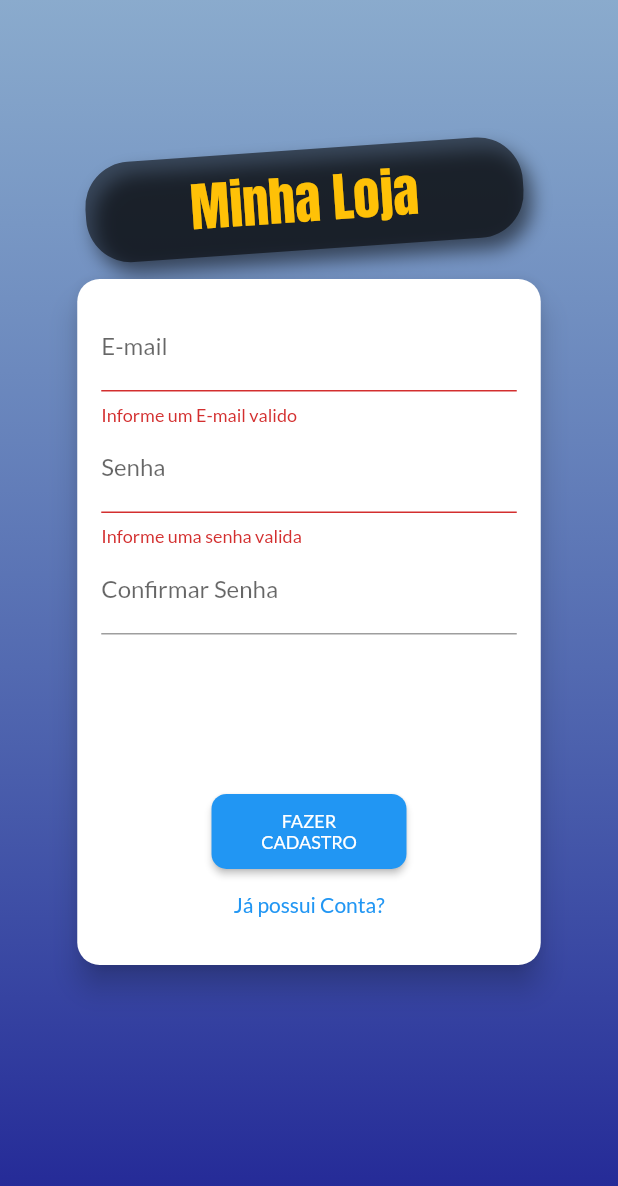
After one commit to gabrielschut/Praticas_Flutter, a Flutter app: the screen it shows after launch, after a tap on "ENTRAR", after a tap on "Criar conta?", on a phone screen of 412 x 824 dp. The commit adds this screen. Shown: the top 1186 px of the screen. Run offline on Flutter 3.47's test engine with Material 2 defaults, Android fonts, the phone set to English and light mode, and no system bars; our stand-ins replace shared_preferences; network calls fail.

Commit message:
Adicionando autenticação em loja_exemplo
Ficou um erro na parte de autenticação com o firebase, infelizmente não consegui identificar se foi pela versão utilizada pelo professor ser anterior a que usei ou falha em alguma lógica.

```diff
--- /dev/null
+++ b/Projetos Flutter/loja_exemplo/lib/exceptions/firebase_exception.dart
@@ -0,0 +1,25 @@
+class AuthException {
+
+  static const Map<String, String> errors ={
+    "EMAIL_EXISTS":"Email já cadastrado",
+    "OPERATION_NOT_ALLOWED" :"Operação negada",
+    "TOO_MANY_ATTEMPTS_TRY_LATER" :"Excedeu o número de tentativas, tente mais tarde",
+    "EMAIL_NOT_FOUND" :"E-mail não cadastrado",
+    "INVALID_PASSWORD" :"Senha inconrreta",
+    "USER_DISABLED" :"Usuário desabilitado",
+  };
+
+  final String key;
+
+  const AuthException(this.key);
+
+  @override
+  String toString() {
+    if(errors.containsKey(key)){
+      return errors[key];
+    }else{
+      print(errors.hashCode);
+      return "Erro na autenticação";
+    }
+  }
+}
--- a/Projetos Flutter/loja_exemplo/lib/main.dart
+++ b/Projetos Flutter/loja_exemplo/lib/main.dart
@@ -1,13 +1,14 @@
 import 'package:flutter/material.dart';
 
-import 'package:provider/provider.dart';
-
+import 'package:loja_exemplo/providers/auth.dart';
 import 'package:loja_exemplo/providers/cart.dart';
 import 'package:loja_exemplo/providers/orders.dart';
 import 'package:loja_exemplo/providers/product.dart';
 
 import 'package:loja_exemplo/utils/app_routes.dart';
 
+import 'package:loja_exemplo/views/auth_home_screnn.dart';
+import 'package:loja_exemplo/views/auth_screnn.dart';
 import 'package:loja_exemplo/views/cart_screnn.dart';
 import 'package:loja_exemplo/views/orders_scenn.dart';
 import 'package:loja_exemplo/views/product_detail_screnn.dart';
@@ -15,7 +16,7 @@ import 'package:loja_exemplo/views/product_form_screnn.dart';
 import 'package:loja_exemplo/views/product_screnn.dart';
 import 'package:loja_exemplo/views/products_overview_screen.dart';
 
-import 'views/products_overview_screen.dart';
+import 'package:provider/provider.dart';
 
 void main() => runApp(MyApp());
 
@@ -25,13 +26,26 @@ class MyApp extends StatelessWidget {
     return MultiProvider(
       providers: [
         ChangeNotifierProvider(
+          create: (_) => Auth(),
+        ),
+        ChangeNotifierProxyProvider<Auth, Products>(
+          update: (context, auth, previousProducts) => Products(
+            auth.token,
+            previousProducts.items,
+            auth.userId,
+          ),
           create: (_) => Products(),
         ),
         ChangeNotifierProvider(
           create: (_) => Cart(),
         ),
-        ChangeNotifierProvider(
+        ChangeNotifierProxyProvider<Auth, Orders>(
           create: (_) => Orders(),
+          update: (ctx, auth, previousOrders) => Orders(
+            auth.token,
+            previousOrders.items,
+            auth.userId,
+          ),
         ),
       ],
       child: MaterialApp(
@@ -41,7 +55,7 @@ class MyApp extends StatelessWidget {
           accentColor: Colors.amber,
           fontFamily: 'Lato',
         ),
-        home: ProdutsOverviweScrenn(),
+        home: AuthOrHomeScrenn(),
         debugShowCheckedModeBanner: false,
         routes: {
           AppRoutes.PRODUCT_DETAIL: (ctx) => ProductDetailScrenn(),
@@ -49,6 +63,8 @@ class MyApp extends StatelessWidget {
           AppRoutes.ORDERS: (ctx) => OrdersScrenn(),
           AppRoutes.PRODUCTS: (ctx) => ProductScenn(),
           AppRoutes.PRODUCTFORM: (ctx) => ProductFormScreen(),
+          AppRoutes.PRODUCT_OVERVIEW: (ctx) => ProdutsOverviewScrenn(),
+          AppRoutes.AUTHSCRENN: (ctx) => AuthScrenn(),
         },
       ),
     );
--- /dev/null
+++ b/Projetos Flutter/loja_exemplo/lib/providers/auth.dart
@@ -0,0 +1,122 @@
+import 'dart:convert';
+import 'dart:async';
+
+import 'package:flutter/material.dart';
+import 'package:http/http.dart' as http;
+import 'package:loja_exemplo/data/store.dart';
+import 'package:loja_exemplo/exceptions/firebase_exception.dart';
+
+class Auth with ChangeNotifier{
+  String _token;
+  String _userId;
+  DateTime _expiryDate;
+  Timer logoutTimer;
+  Store store;
+
+  bool get isAuth{
+    return token != null;
+  }
+
+  String get userId{
+    return isAuth
+        ? _userId
+        : null;
+  }
+
+  String get token{
+    if(_token != null && _expiryDate != null
+        && _expiryDate.isAfter(DateTime.now())){
+      return _token;
+    }
+    return null;
+  }
+
+  Future<void> _authenticate(String email, String password, String urlSegment)async{
+   String url = urlSegment+' ';
+   //coloque a chave da sua apliação firebase no espaço vazio
+     final response = await  http.post(
+         url,
+         body:jsonEncode({
+           'email' : email,
+           'password': password,
+           'returnSecureToken' : true,
+         })
+     );
+      final responseBody = jsonDecode(response.body);
+      print(responseBody);
+      if(responseBody["error"] != null){
+        throw AuthException(responseBody['error']['message']);
+      }else{
+        _token = responseBody["idToken"];
+        _userId = responseBody["localId"];
+        _expiryDate = DateTime.now().add(
+          Duration(
+            seconds: int.parse(responseBody["expiresIn"]),
+          ),
+        );
+
+        store.saveMap('userData', {
+          "token" : _token,
+          "userId" : _userId,
+          "expiryDate": _expiryDate.toIso8601String(),
+        });
+
+        _autoLogout();
+        notifyListeners();
+      }
+
+     return Future.value();
+  }
+
+  Future<void> signup(String email, String password) async {
+      return _authenticate(email, password, "https://identitytoolkit.googleapis.com/v1/accounts:signUp?key=");
+  }
+
+  Future<void> login(String email, String password) async {
+    return _authenticate(email, password, "https://identitytoolkit.googleapis.com/v1/accounts:signInWithPassword?key=");
+  }
+
+  Future<void> tryAutoLogin() async {
+    if(isAuth){
+      return Future.value();
+    }
+    final userData = await store.getMap('userData');
+    if(userData == null){
+      return Future.value();
+    }
+
+    final expiryDate = DateTime.parse(userData["expiryDate"]);
+    if(expiryDate.isBefore(DateTime.now())){
+      return Future.value();
+    }
+    _userId = userData["userId"];
+    _token = userData["token"];
+    _expiryDate = expiryDate;
+
+    _autoLogout();
+    notifyListeners();
+    return Future.value();
+
+  }
+
+  void logout(){
+    _token =null;
+    _userId = null;
+    _expiryDate =null;
+    if(logoutTimer != null) {
+      logoutTimer.cancel();
+      logoutTimer = null;
+    }
+    Store.remove('userData');
+    notifyListeners();
+  }
+
+  void _autoLogout(){
+    if(logoutTimer != null){
+      logoutTimer.cancel();
+    }
+    final timeToLogout = _expiryDate.difference(DateTime.now()).inSeconds;
+    logoutTimer =Timer(Duration(seconds: timeToLogout),logout);
+  }
+
+}
--- a/Projetos Flutter/loja_exemplo/lib/providers/orders.dart
+++ b/Projetos Flutter/loja_exemplo/lib/providers/orders.dart
@@ -20,10 +20,15 @@ class Order {
   });
 }
 
-String _baseUrl = '${Constants.BASE_API_URL}/orders';
+
 
 class Orders with ChangeNotifier {
   List<Order> _items = [];
+  String _baseUrl = '${Constants.BASE_API_URL}/orders';
+  String _token;
+  String _userId;
+
+  Orders([this._token, this._items = const [], this._userId]);
 
   List<Order> get items {
     return [..._items];
@@ -36,7 +41,7 @@ class Orders with ChangeNotifier {
   Future<void> loadOrders() async{
 
     List<Order> loadedItens = [];
-    final response = await http.get("$_baseUrl.json");
+    final response = await http.get("$_baseUrl/$_userId.json?auth=$_token");
     Map<String , dynamic> data = jsonDecode((response.body));
     if(data != null){
       data.forEach((orderId, orderData) {
@@ -68,7 +73,7 @@ class Orders with ChangeNotifier {
     final date = DateTime.now();
     DateFormat.YEAR_MONTH_DAY;
     final response = await http.post(
-      "$_baseUrl.json",
+      "$_baseUrl/$_userId.json?auth=$_token",
       body: jsonEncode({
         'total' : cart.totalAmount,
         'date' : date.toIso8601String(),
--- a/Projetos Flutter/loja_exemplo/lib/providers/product_provider.dart
+++ /dev/null
@@ -1,33 +0,0 @@
-
-import 'package:flutter/material.dart';
-import 'package:loja_exemplo/providers/product.dart';
-import 'package:loja_exemplo/data/dummy_data.dart';
-
-class Products with ChangeNotifier{
-  List<Product> _items = DUMMY_PRODUCTS;
-
-  List<Product> get items => [..._items];
-
-  List<Product> get favoriteItems{
-   return items.where((prod) => prod.isFavorite).toList();
-  }
-
-
-  void addProduct(Product product){
-    _items.add(product);
-    notifyListeners();
-  }
-}
-
-// refs aula 220
-//
-// bool  _showFavoriteOnly = false;
-// void showFavoriteOnly(){
-//   _showFavoriteOnly =true;
-//   notifyListeners();
-// }
-//
-// void showAll(){
-//   _showFavoriteOnly =false;
-//   notifyListeners();
-// }
--- a/Projetos Flutter/loja_exemplo/lib/utils/app_routes.dart
+++ b/Projetos Flutter/loja_exemplo/lib/utils/app_routes.dart
@@ -1,8 +1,10 @@
 class AppRoutes {
   static const HOME = '/';
+  static const PRODUCT_OVERVIEW = '/product_overview';
   static const PRODUCT_DETAIL ='/product-datail';
   static const Cart ='/cart';
   static const ORDERS = '/orders';
   static const PRODUCTS = '/products';
   static const PRODUCTFORM = '/product-form';
+  static const AUTHSCRENN = '/auth-screnn';
 }
--- /dev/null
+++ b/Projetos Flutter/loja_exemplo/lib/views/auth_home_screnn.dart
@@ -0,0 +1,28 @@
+import 'package:flutter/material.dart';
+import 'package:loja_exemplo/providers/auth.dart';
+import 'package:loja_exemplo/views/auth_screnn.dart';
+import 'package:loja_exemplo/views/products_overview_screen.dart';
+import 'package:provider/provider.dart';
+
+class AuthOrHomeScrenn extends StatelessWidget {
+
+  @override
+  Widget build(BuildContext context) {
+    Auth auth = Provider.of(context);
+    return FutureBuilder(
+        builder: (ctx, snapshot){
+          if(snapshot.connectionState == ConnectionState.waiting){
+            return Center(
+              child: CircularProgressIndicator(),
+            );
+          }else if(snapshot.error != null){
+            return Center(
+              child: Text("Ocorreu um erro"),
+            );
+          }else{
+            return auth.isAuth? ProdutsOverviewScrenn() : AuthScrenn();
+          }
+        }
+    );
+  }
+}
--- /dev/null
+++ b/Projetos Flutter/loja_exemplo/lib/views/auth_screnn.dart
@@ -0,0 +1,75 @@
+import 'package:flutter/material.dart';
+import 'dart:math';
+
+import 'package:loja_exemplo/widgets/auth_card.dart';
+
+class AuthScrenn extends StatelessWidget {
+
+  @override
+  Widget build(BuildContext context) {
+    return Scaffold(
+      body: Stack(
+        children: [
+          Container(
+            decoration: BoxDecoration(
+              gradient: LinearGradient(
+                colors: [
+                  Color.fromRGBO(27, 92, 160, 0.5),
+                  Color.fromRGBO(9, 13, 138, 0.9),
+                ],
+                begin: Alignment.topCenter,
+                end: Alignment.bottomCenter,
+              )
+            ),
+          ),
+          SingleChildScrollView(
+            padding: EdgeInsets.only(
+              top: 110
+            ),
+            child: Container(
+              width: double.infinity,
+              child: Column(
+                mainAxisAlignment: MainAxisAlignment.center,
+                crossAxisAlignment: CrossAxisAlignment.center,
+                children: [
+                  Container(
+                    margin: EdgeInsets.only(
+                      bottom: 5,
+                      left: 10
+                    ),
+                    padding: EdgeInsets.symmetric(
+                      vertical: 8,
+                      horizontal: 70,
+                    ),
+                    transform: Matrix4.rotationZ(-4 * pi /180)..translate(-10.0),
+                    // .. é o operador de cascata, ele devolve o tipo do seu anterior.
+                    decoration: BoxDecoration(
+                      borderRadius: BorderRadius.circular(30),
+                      color: Colors.black54,
+                      boxShadow:[
+                        BoxShadow(
+                          blurRadius: 10,
+                          color: Colors.black54,
+                          offset: Offset(5,8)
+                        )
+                      ]
+                    ),
+                    child: Text(
+                      'Minha Loja',
+                      style: TextStyle(
+                        color: Theme.of(context).accentColor,
+                        fontSize: 35,
+                        fontFamily: 'Anton'
+                      ),
+                    ),
+                  ),
+                  AuthCard(),
+                ],
+              ),
+            ),
+          )
+        ],
+      )
+    );
+  }
+}
--- a/Projetos Flutter/loja_exemplo/lib/views/products_overview_screen.dart
+++ b/Projetos Flutter/loja_exemplo/lib/views/products_overview_screen.dart
@@ -15,12 +15,14 @@ enum FilterOptions {
   All,
 }
 
-class ProdutsOverviweScrenn extends StatefulWidget {
+class ProdutsOverviewScrenn extends StatefulWidget {
+  ProdutsOverviewScrenn();
+
   @override
   _ProdutsOverviweScrennState createState() => _ProdutsOverviweScrennState();
 }
 
-class _ProdutsOverviweScrennState extends State<ProdutsOverviweScrenn> {
+class _ProdutsOverviweScrennState extends State<ProdutsOverviewScrenn> {
   bool _showFavoriteOnly = false;
   bool _isLoading = true;
 
--- /dev/null
+++ b/Projetos Flutter/loja_exemplo/lib/widgets/auth_card.dart
@@ -0,0 +1,194 @@
+import 'package:flutter/material.dart';
+import 'package:loja_exemplo/exceptions/firebase_exception.dart';
+import 'package:loja_exemplo/providers/auth.dart';
+import 'package:provider/provider.dart';
+
+enum AuthMode {
+  Signup,
+  Login,
+}
+
+class AuthCard extends StatefulWidget {
+  @override
+  _AuthCardState createState() => _AuthCardState();
+}
+
+class _AuthCardState extends State<AuthCard> {
+  final Map<String, String> _authData = {
+    'e-mail': '',
+    'password': '',
+  };
+
+  GlobalKey<FormState> _form = GlobalKey();
+  final _passwordController = TextEditingController();
+  AuthMode _authMode = AuthMode.Login;
+  bool _isLoading = false;
+
+  void _showErrorDialog(String msg){
+    showDialog(context: context,
+        builder: (ctx)=> AlertDialog(
+          title: Text("Erro"),
+          content: Text(msg),
+          actions: [
+            TextButton(onPressed: ()=> Navigator.of(context).pop(),
+                child: Text('Fechar')
+            ),
+          ],
+        )
+    );
+  }
+
+  Future<void> _submit() async {
+  if(_form.currentState.validate()){
+    return;
+  }
+  setState(() {
+    _isLoading = true;
+  });
+
+  _form.currentState.save();
+
+  Auth auth =  Provider.of(context,listen: false);
+  try{
+    if(_authMode == AuthMode.Login){
+      await auth.signup(
+          _authData['email'],
+          _authData['password'],
+      );
+    }else{
+      await auth.signup(
+          _authData['email'],
+          _authData['password'],
+      );
+    }
+  }on AuthException catch (error) {
+    _showErrorDialog(error.toString());
+  } catch (error) {
+    _showErrorDialog("Ocorreu um erro inesperado!");
+  }
+
+
+  setState(() {
+    _isLoading = false;
+  });
+  }
+
+  void _swithAuthMode() {
+    if (_authMode == AuthMode.Login) {
+      setState(() {
+        _authMode = AuthMode.Signup;
+      });
+    } else {
+      setState(() {
+        _authMode = AuthMode.Login;
+      });
+    }
+  }
+
+  @override
+  Widget build(BuildContext context) {
+    final deviceSize = MediaQuery.of(context).size;
+
+    return Card(
+      elevation: 8.0,
+      shape: RoundedRectangleBorder(
+        borderRadius: BorderRadius.circular(15),
+      ),
+      child: Container(
+        height: _authMode == AuthMode.Login
+            ? deviceSize.height * 0.48
+            : deviceSize.height * 0.555,
+        width: deviceSize.width * 0.75,
+        padding: EdgeInsets.all(16),
+        child: Form(
+          key: _form,
+          child: Column(
+            children: [
+              TextFormField(
+                decoration: InputDecoration(
+                  labelText: 'E-mail',
+                ),
+                keyboardType: TextInputType.emailAddress,
+                validator: (value) {
+                  if (value.isEmpty || !value.contains('@')) {
+                    return 'Informe um E-mail valido';
+                  }
+                  return null;
+                },
+                onSaved: (value) => _authData['e-mail'] = value,
+              ),
+              TextFormField(
+                decoration: InputDecoration(
+                  labelText: 'Senha',
+                ),
+                obscureText: true,
+                validator: (value) {
+                  if (value.isEmpty) {
+                    return 'Informe uma senha valida';
+                  } else if (value.length < 5) {
+                    return 'A senha minima é de 5 caracteres';
+                  } else {
+                    return null;
+                  }
+                },
+                onSaved: (value) => _authData['password'] = value,
+                controller: _passwordController,
+              ),
+              if (_authMode == AuthMode.Signup)
+                TextFormField(
+                  decoration: InputDecoration(
+                    labelText: 'Confirmar Senha',
+                  ),
+                  obscureText: true,
+                  validator: _authMode == AuthMode.Signup
+                      ? (value) {
+                          if (value != _passwordController.text) {
+                            return 'Falha na confirmação de senha';
+                          } else {
+                            return null;
+                          }
+                        }
+                      : null,
+                ),
+             Spacer(),
+              Container(
+                height: 50,
+                width: _authMode == AuthMode.Login ? 110 : 130,
+                child: _isLoading
+                    ? RefreshProgressIndicator()
+                    : ElevatedButton(
+                        child: Text(
+                          _authMode == AuthMode.Login
+                              ? 'ENTRAR'
+                              : 'FAZER CADASTRO',
+                          textAlign: TextAlign.center,
+                          style: TextStyle(
+                            fontSize: 12
+                          ),
+                        ),
+                        style: ElevatedButton.styleFrom(
+                            primary: Theme.of(context).primaryColor,
+                            padding: EdgeInsets.symmetric(
+                              horizontal: 20.0,
+                              vertical: 8.0,
+                            ),
+                          shape: RoundedRectangleBorder(
+                              borderRadius: BorderRadius.circular(10)
+                          ),
+                        ),
+                        onPressed: () => _submit(),
+                      ),
+              ),
+              TextButton(
+                child: _authMode == AuthMode.Login
+                    ? Text('Criar conta?')
+                    : Text('Já possui Conta?'),
+                onPressed: _swithAuthMode,
+              ),
+            ],
+          ),
+        ),
+      ),
+    );
+  }
+}
--- a/Projetos Flutter/loja_exemplo/pubspec.yaml
+++ b/Projetos Flutter/loja_exemplo/pubspec.yaml
@@ -25,6 +25,8 @@ dependencies:
     sdk: flutter
   provider: ^4.0.5
   intl: ^0.17.0
+  http: ^0.12.1
+  shared_preferences: ^0.5.7+3
 
   # The following adds the Cupertino Icons font to your application.
   # Use with the CupertinoIcons class for iOS style icons.
```
Also changed, not shown: Projetos Flutter/loja_exemplo/lib/data/store.dart (added, +33 -0 lines), Projetos Flutter/loja_exemplo/lib/providers/product.dart (+16 -13 lines), Projetos Flutter/loja_exemplo/lib/widgets/app_drawer.dart (+12 -1 lines), Projetos Flutter/loja_exemplo/lib/widgets/product_grid_item.dart (+5 -3 lines), Projetos Flutter/loja_exemplo/pubspec.lock.
